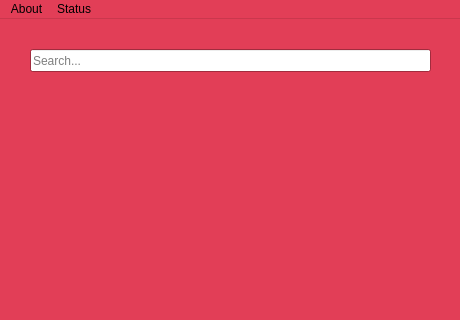
The window that mainWindow.ui (vv020633/WeebGuidance) describes before a commit, drawn with Qt 5; both pictures show x 0 to 460 and y 0 to 320 of the 460 by 600 pixel window.
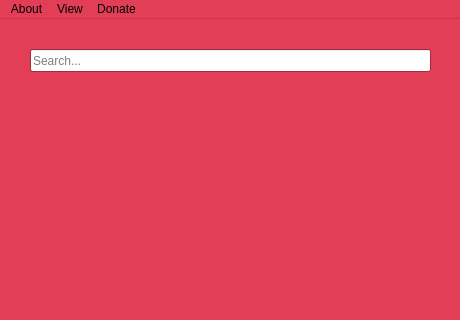
The same window after the commit.

Commit message: Altered find episode count function to locate the value on animixplay instead of gogoanime

What changed in the file:
```diff
--- a/mainWindow.ui
+++ b/mainWindow.ui
@@ -365,14 +365,21 @@
     </property>
     <addaction name="actionAbout"/>
    </widget>
-   <widget class="QMenu" name="menuStatus">
+   <widget class="QMenu" name="menuCollection">
     <property name="title">
-     <string>Status</string>
+     <string>View</string>
     </property>
-    <addaction name="actionCheck_API_Connectivity"/>
+    <addaction name="actionAdd_to_collection"/>
+    <addaction name="actionStatus"/>
+   </widget>
+   <widget class="QMenu" name="menuDonate">
+    <property name="title">
+     <string>Donate</string>
+    </property>
    </widget>
    <addaction name="menuHelp"/>
-   <addaction name="menuStatus"/>
+   <addaction name="menuCollection"/>
+   <addaction name="menuDonate"/>
   </widget>
   <widget class="QStatusBar" name="statusbar"/>
   <action name="actionAbout">
```
Left out of the diff: 10 changed lines with no effect on the pictures. The commit also changes 1 other file.
